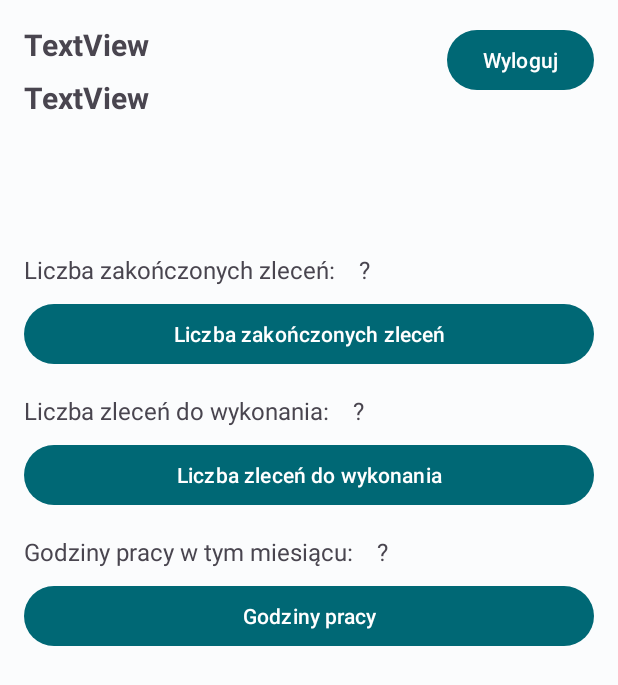
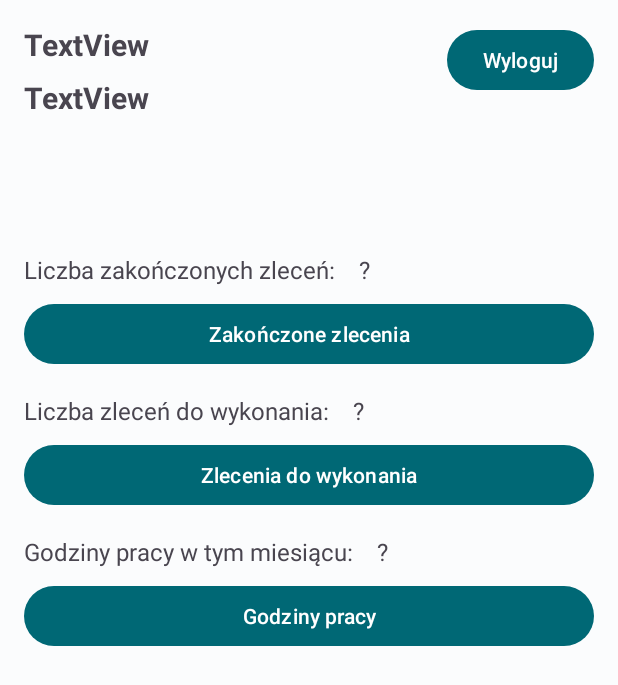
Before and after one commit to sebo256/Praca_dyplomowa_27796_android, an Android app: the layout fragment_profile_view.xml on its own in the app's theme, with its tools: preview values and no code run, on a phone screen of 412 x 824 dp. Shown: the top 685 px of the screen. Run offline under Robolectric (Android 15) with nearby library versions, the phone set to English and light mode, and no system bars; network calls fail.

Commit message:
Minor fixes

```diff
--- a/app/src/main/res/values/strings.xml
+++ b/app/src/main/res/values/strings.xml
@@ -33,10 +33,10 @@
     <string name="datepicker_textfield_text">Wybierz datę</string>
     <string name="timepicker_textfield_text">Wybierz czas</string>
     <string name="textview_text_jobs_completed">Liczba zakończonych zleceń:</string>
-    <string name="button_text_jobs_completed">Liczba zakończonych zleceń</string>
+    <string name="button_text_jobs_completed">Zakończone zlecenia</string>
     <string name="textview_list_jobs_completed">Zakończone zlecenia</string>
     <string name="textview_text_jobs_todo">Liczba zleceń do wykonania:</string>
-    <string name="button_text_jobs_todo">Liczba zleceń do wykonania</string>
+    <string name="button_text_jobs_todo">Zlecenia do wykonania</string>
     <string name="textview_list_jobs_todo">Zlecenia do wykonania</string>
     <string name="textview_list_timeSpent">Godziny pracy w tym miesiącu:</string>
     <string name="button_list_timeSpent">Godziny pracy</string>
```
Also changed, not shown: app/src/main/java/com/praca/dyplomowa/android/api/ApiClient.kt (+7 -5 lines).
